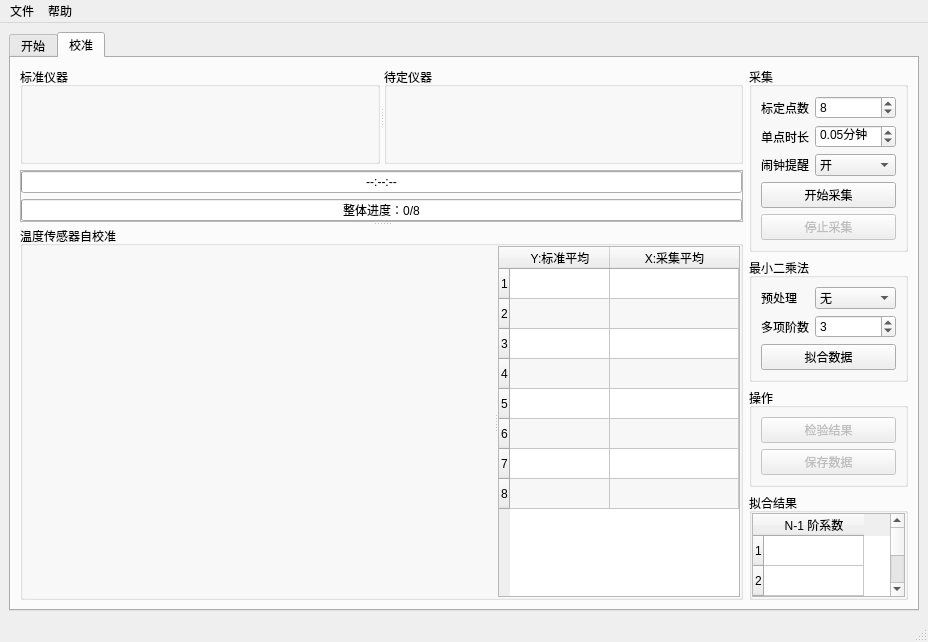
Before: the Qt Designer form mainwindow.ui in m-RNA/TemperatureSelfCorrectionBasedOnQtSerial, drawn with Qt 5.
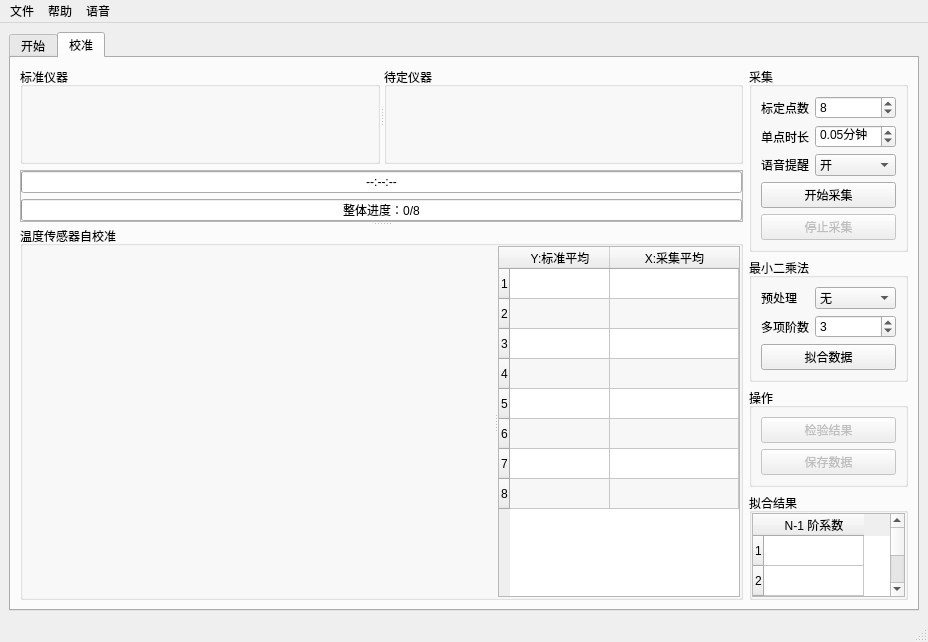
After: the same form once the commit is applied. Icons and pictures are not drawn. Custom widgets are drawn as their Qt base class.

Commit message: 功能：关联UI界面开关语音提醒和添加选择方言

Diff of the .ui file:
```diff
--- a/mainwindow.ui
+++ b/mainwindow.ui
@@ -430,7 +430,7 @@
                  </size>
                 </property>
                 <property name="text">
-                 <string>闹钟提醒</string>
+                 <string>语音提醒</string>
                 </property>
                 <property name="alignment">
                  <set>Qt::AlignLeading|Qt::AlignLeft|Qt::AlignVCenter</set>
@@ -764,8 +764,19 @@
     <addaction name="separator"/>
     <addaction name="action_4"/>
    </widget>
+   <widget class="QMenu" name="menuSound">
+    <property name="title">
+     <string>语音</string>
+    </property>
+    <addaction name="actionPuTongHua"/>
+    <addaction name="actionYueYu"/>
+    <addaction name="actionDongBei"/>
+    <addaction name="actionShaanXi"/>
+    <addaction name="actionTaiWan"/>
+   </widget>
    <addaction name="menu"/>
    <addaction name="menuAbout"/>
+   <addaction name="menuSound"/>
   </widget>
   <widget class="QStatusBar" name="statusbar"/>
   <action name="actionAbout">
```
Left out of the diff: 40 changed lines with no effect on the pictures. The commit also changes 4 other files.
